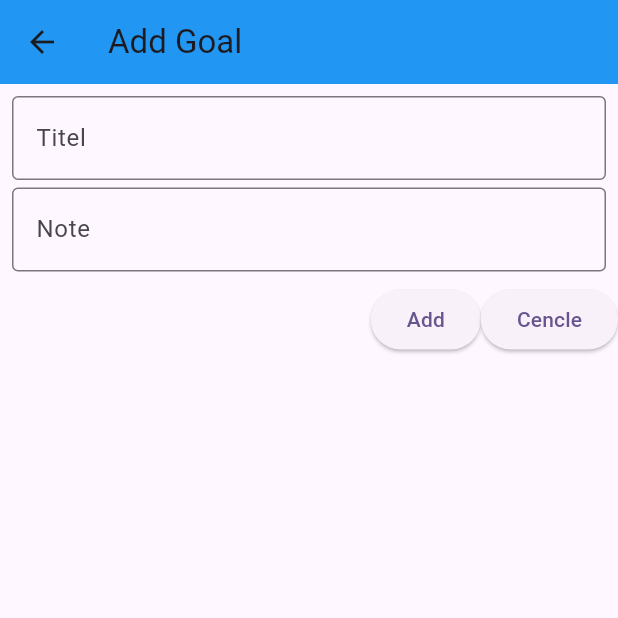
After one commit to krikelq/todolist, a Flutter app: the MyMonchobiPage screen opened directly, on a phone screen of 412 x 824 dp, the top half of it. The commit adds this screen. Run offline on Flutter 3.47's test engine with Material 3 defaults, Android fonts, the phone set to English and light mode, and no system bars; our stand-ins replace shared_preferences; accounts and stored records are empty.

Commit message:
add freature

```diff
--- /dev/null
+++ b/app/lib/features/edit_monchobi/edit_monchobi_service.dart
@@ -0,0 +1,23 @@
+import 'package:flutter/material.dart';
+
+class ToDoAddProvider extends ChangeNotifier {
+  List<String> _toDoElement = [];
+  List<String> get toDoElementt => _toDoElement;
+
+  // get take_User_Input => null;
+  // final takeUserInput = TextEditingController();
+
+  void addTodoList(String element) {
+    if (element.isNotEmpty) {
+      _toDoElement.add(element);
+      notifyListeners();
+    }
+  }
+
+  void removeTodoList(int index) {
+    toDoElementt.remove(toDoElementt[index]);
+    notifyListeners();
+  }
+
+  void loadPreference() {}
+}
--- /dev/null
+++ b/app/lib/features/monchhobi_management/monchhobi_screen.dart
@@ -0,0 +1,112 @@
+import 'package:app/features/edit_monchobi/edit_monchobi_service.dart';
+import 'package:app/home_page.dart';
+import 'package:flutter/material.dart';
+import 'package:provider/provider.dart';
+
+
+
+
+class MyMonchobiPage extends StatelessWidget {
+  MyMonchobiPage({super.key});
+
+  final taskControllerTitle = TextEditingController();
+  final taskControllerNote = TextEditingController();
+
+  @override
+  Widget build(BuildContext context) {
+    return Scaffold(
+      appBar: AppBar(
+        title: Text('Add Goal'),
+        backgroundColor: Colors.blue,
+      ),
+      body: Column(
+        children: [
+          Padding(
+              padding: const EdgeInsets.all(8.0),
+              child: Column(
+                children: [
+                  TextField(
+                    controller: taskControllerTitle,
+                    decoration: InputDecoration(
+                      border: OutlineInputBorder(
+                        borderSide: BorderSide(
+                          color: Colors.blue,
+                        ),
+                      ),
+                      labelText: 'Titel',
+                    ),
+                  ),
+                  SizedBox(
+                    height: 5,
+                  ),
+                  TextField(
+                    controller: taskControllerNote,
+                    decoration: InputDecoration(
+                      border: OutlineInputBorder(
+                        borderSide: BorderSide(
+                          color: Colors.blue,
+                        ),
+                      ),
+                      labelText: 'Note',
+                    ),
+                  ),
+
+                ],
+              )),
+
+          Row(
+            mainAxisAlignment: MainAxisAlignment.end,
+            children: [
+              ElevatedButton(
+                onPressed: () {
+                  Provider.of<ToDoAddProvider>(context, listen: false)
+                      .addTodoList(taskControllerTitle.text);
+                  taskControllerTitle.clear();
+
+                  Provider.of<ToDoAddProvider>(context, listen: false)
+                      .addTodoList(taskControllerNote.text);
+                  taskControllerNote.clear();
+
+                  Navigator.pop(context,
+                      MaterialPageRoute(builder: (context) => (MyHomePage())));
+                },
+                child: const Text('Add'),
+              ),
+              ElevatedButton(
+                onPressed: () {
+                  Navigator.pop(context,
+                      MaterialPageRoute(builder: (context) => (MyHomePage())));
+                },
+                child: const Text('Cencle'),
+              ),
+            ],
+          ),
+          Expanded(
+            child: ListView.builder(
+              itemCount: Provider.of<ToDoAddProvider>(
+                context,
+              ).toDoElementt.length,
+              itemBuilder: (BuildContext context, int index) {
+                return ListTile(
+                  leading: Text(
+                    style: TextStyle(fontFamily: 'assets/fonts/RobotoSlab-VariableFont_wght.ttf'),
+                    Provider.of<ToDoAddProvider>(
+                      context,
+                    ).toDoElementt[index],
+                  ),
+                  trailing: IconButton(
+                    onPressed: () {
+                      Provider.of<ToDoAddProvider>(context, listen: false)
+                          .removeTodoList(index);
+                    },
+                    icon: Icon(Icons.delete),
+                  ),
+                );
+              },
+            ),
+          ),
+        ],
+      ),
+    );
+  }
+}
--- a/app/pubspec.yaml
+++ b/app/pubspec.yaml
@@ -34,6 +34,8 @@ dependencies:
   # The following adds the Cupertino Icons font to your application.
   # Use with the CupertinoIcons class for iOS style icons.
   cupertino_icons: ^1.0.8
+  provider: ^6.1.2
+  shared_preferences: ^2.5.2
 
 dev_dependencies:
   flutter_test:
```
Also changed, not shown: app/lib/features/edit_monchobi/edit_monchobi.dart (added, +91 -0 lines), app/lib/features/monchhobi_management/monchhobi_service.dart (added, +116 -0 lines), app/lib/home_page.dart (+6 -5 lines), app/lib/features/monchhobi_management/monchhobi_model.dart (added), app/pubspec.lock, 1 other file.
